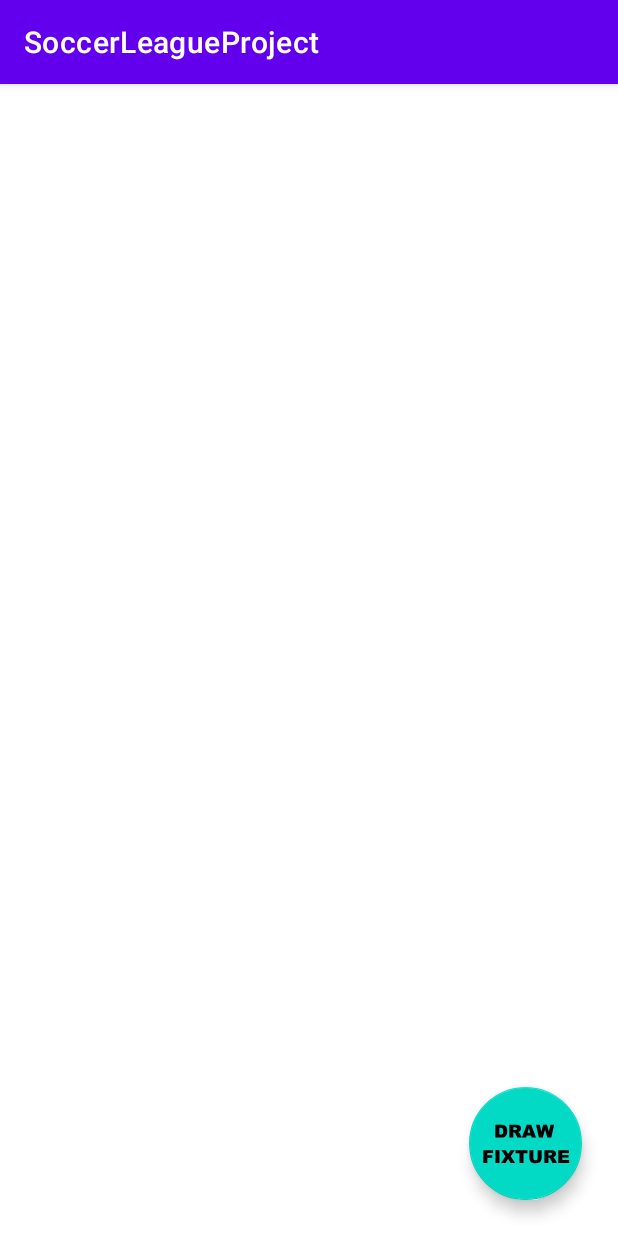
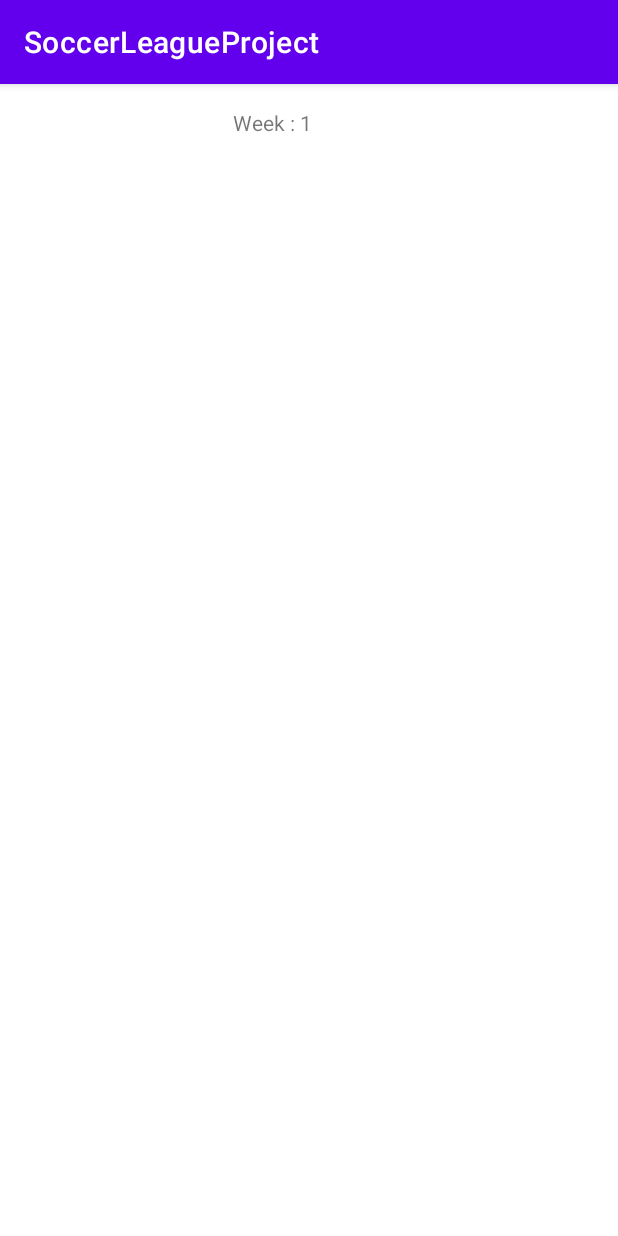
Before and after one commit to TolgaAlperKus/SoccerLeagueProject, an Android app: the screen it shows after launch (MainActivity before the commit, FixturesActivity after it), after a tap on "Draw Fixtures", on a phone screen of 412 x 824 dp. Run offline under Robolectric (Android 15) with nearby library versions, the phone set to English and light mode, and no system bars; 1 statement that could not run was skipped.

Commit message:
initial commit

```diff
--- a/app/build.gradle
+++ b/app/build.gradle
@@ -34,6 +34,7 @@ def room_version = "2.3.0"
 dependencies {
 
     implementation "androidx.room:room-runtime:$room_version"
+    implementation 'androidx.legacy:legacy-support-v4:1.0.0'
     annotationProcessor "androidx.room:room-compiler:$room_version"
     implementation "androidx.room:room-rxjava2:$room_version"
 
--- a/app/src/main/AndroidManifest.xml
+++ b/app/src/main/AndroidManifest.xml
@@ -1,7 +1,8 @@
 <?xml version="1.0" encoding="utf-8"?>
 <manifest xmlns:android="http://schemas.android.com/apk/res/android"
     package="com.example.soccerleagueproject">
-    <uses-permission android:name="android.permission.INTERNET"></uses-permission>
+
+    <uses-permission android:name="android.permission.INTERNET" />
 
     <application
         android:allowBackup="true"
@@ -10,6 +11,7 @@
         android:roundIcon="@mipmap/ic_launcher_round"
         android:supportsRtl="true"
         android:theme="@style/Theme.SoccerLeagueProject">
+        <activity android:name=".view.FixturesActivity"></activity>
         <activity android:name=".view.MainActivity">
             <intent-filter>
                 <action android:name="android.intent.action.MAIN" />
--- /dev/null
+++ b/app/src/main/java/com/example/soccerleagueproject/adapter/FixtureFragmentCollectionAdapter.java
@@ -0,0 +1,32 @@
+package com.example.soccerleagueproject.adapter;
+
+import android.os.Bundle;
+
+import androidx.fragment.app.Fragment;
+import androidx.fragment.app.FragmentManager;
+import androidx.fragment.app.FragmentStatePagerAdapter;
+
+import com.example.soccerleagueproject.view.FixtureFragment;
+
+public class FixtureFragmentCollectionAdapter extends FragmentStatePagerAdapter {
+
+    public FixtureFragmentCollectionAdapter(FragmentManager fm) {
+        super(fm);
+    }
+
+    @Override
+    public Fragment getItem(int position) {
+        FixtureFragment fixtureFragment = new FixtureFragment();
+        Bundle bundle = new Bundle();
+        position = position+1;
+        bundle.putString("message","Week : " + position);
+        fixtureFragment.setArguments(bundle);
+
+        return fixtureFragment;
+    }
+
+    @Override
+    public int getCount() {
+        return 100;
+    }
+}
--- /dev/null
+++ b/app/src/main/java/com/example/soccerleagueproject/model/FixtureData.java
@@ -0,0 +1,4 @@
+package com.example.soccerleagueproject.model;
+
+public class FixtureData {
+}
--- /dev/null
+++ b/app/src/main/java/com/example/soccerleagueproject/model/FixtureModel.java
@@ -0,0 +1,19 @@
+package com.example.soccerleagueproject.model;
+
+import java.util.ArrayList;
+
+public class FixtureModel  {
+    private ArrayList<MatchModel> matchModelArrayList;
+
+    public FixtureModel(ArrayList<MatchModel> matchModelArrayList) {
+        this.matchModelArrayList = matchModelArrayList;
+    }
+    public MatchModel getMatch(int index){
+        return matchModelArrayList.get(index);
+    }
+    public void getAllMatches(){
+        for(MatchModel matchModel : matchModelArrayList){
+            System.out.println(matchModel);
+        }
+    }
+}
--- /dev/null
+++ b/app/src/main/java/com/example/soccerleagueproject/model/MatchModel.java
@@ -0,0 +1,14 @@
+package com.example.soccerleagueproject.model;
+
+public class MatchModel {
+    private String match;
+
+    public MatchModel(String match) {
+        this.match = match;
+    }
+
+    @Override
+    public String toString() {
+        return match;
+    }
+}
--- /dev/null
+++ b/app/src/main/java/com/example/soccerleagueproject/view/FixtureFragment.java
@@ -0,0 +1,32 @@
+package com.example.soccerleagueproject.view;
+
+import android.os.Bundle;
+
+import androidx.fragment.app.Fragment;
+
+import android.view.LayoutInflater;
+import android.view.View;
+import android.view.ViewGroup;
+import android.widget.TextView;
+
+import com.example.soccerleagueproject.R;
+
+public class FixtureFragment extends Fragment {
+
+    private TextView textView;
+
+    public FixtureFragment() {
+
+    }
+
+    @Override
+    public View onCreateView(LayoutInflater inflater, ViewGroup container,
+                             Bundle savedInstanceState) {
+        View view = inflater.inflate(R.layout.fragment_fixture,container,false);
+        textView = view.findViewById(R.id.fragment_fixture_week_textview);
+        String message = getArguments().getString("message");
+        textView.setText(message);
+
+        return view;
+    }
+}
--- /dev/null
+++ b/app/src/main/java/com/example/soccerleagueproject/view/FixturesActivity.java
@@ -0,0 +1,25 @@
+package com.example.soccerleagueproject.view;
+
+import androidx.appcompat.app.AppCompatActivity;
+import androidx.viewpager.widget.ViewPager;
+
+import android.os.Bundle;
+
+import com.example.soccerleagueproject.R;
+import com.example.soccerleagueproject.adapter.FixtureFragmentCollectionAdapter;
+
+public class FixturesActivity extends AppCompatActivity {
+
+    private ViewPager fixtureActivityViewPager;
+    private FixtureFragmentCollectionAdapter fixtureFragmentCollectionAdapter;
+
+    @Override
+    protected void onCreate(Bundle savedInstanceState) {
+        super.onCreate(savedInstanceState);
+        setContentView(R.layout.activity_fixtures);
+        fixtureActivityViewPager = findViewById(R.id.activity_fixtures_viewpager);
+        fixtureFragmentCollectionAdapter = new FixtureFragmentCollectionAdapter(getSupportFragmentManager());
+        fixtureActivityViewPager.setAdapter(fixtureFragmentCollectionAdapter);
+
+    }
+}
--- a/app/src/main/java/com/example/soccerleagueproject/view/MainActivity.java
+++ b/app/src/main/java/com/example/soccerleagueproject/view/MainActivity.java
@@ -2,13 +2,16 @@ package com.example.soccerleagueproject.view;
 
 import androidx.appcompat.app.AppCompatActivity;
 
+import android.content.Intent;
 import android.os.Bundle;
 import android.view.View;
 import android.widget.ArrayAdapter;
 import android.widget.ListView;
-import android.widget.Toast;
 
 import com.example.soccerleagueproject.R;
+import com.example.soccerleagueproject.adapter.FixtureFragmentCollectionAdapter;
+import com.example.soccerleagueproject.model.FixtureModel;
+import com.example.soccerleagueproject.model.MatchModel;
 import com.example.soccerleagueproject.model.TeamModel;
 import com.example.soccerleagueproject.service.SoccerApi;
 import com.google.gson.Gson;
@@ -29,6 +32,7 @@ public class MainActivity extends AppCompatActivity {
     Retrofit retrofit;
     ListView teamNamesListView;
     ArrayAdapter arrayAdapter;
+
 
     @Override
     protected void onCreate(Bundle savedInstanceState) {
@@ -78,20 +82,24 @@ public class MainActivity extends AppCompatActivity {
         int roundCount=(teamSize-1)*2;
         // Bir round'da ne kadar maç oynanır
         int matchCountPerRound=teamSize/2;
+        ArrayList<FixtureModel> fixtureModelArrayList = new ArrayList<>();
 
         for (int i = 0; i < roundCount; i++) {
 
             System.out.println((i+1)+".nci Hafta:");
+            ArrayList<MatchModel> matchModels = new ArrayList<MatchModel>();
 
             for(int j=0;j<matchCountPerRound;j++){
 
                 int firstIndex=j;
                 int secondIndex=(teamSize-1)-j;
 
-                System.out.println(teamModels.get(firstIndex)
-                        +"-"+teamModels.get(secondIndex));
-
+                //System.out.println(teamModels.get(firstIndex) +"-"+teamModels.get(secondIndex));
+                MatchModel match = new MatchModel(teamModels.get(firstIndex) +"-"+teamModels.get(secondIndex));
+                matchModels.add(match);
             }
+            FixtureModel fixtureModel = new FixtureModel(matchModels);
+            fixtureModelArrayList.add(fixtureModel);
 
             // İlk eleman sabit olacak şekilde elamanları kaydırıyoruz
             ArrayList<TeamModel> newList=new ArrayList<TeamModel>();
@@ -113,6 +121,9 @@ public class MainActivity extends AppCompatActivity {
 
         System.out.println("Toplam Hafta Sayısı : "+roundCount);
         System.out.println("Bir Haftadaki Maç Sayısı:  "+matchCountPerRound);
+        Intent intent = new Intent(MainActivity.this,FixturesActivity.class);
+        startActivity(intent);
+
 
     }
 }
--- /dev/null
+++ b/app/src/main/res/layout/activity_fixtures.xml
@@ -0,0 +1,13 @@
+<?xml version="1.0" encoding="utf-8"?>
+<androidx.constraintlayout.widget.ConstraintLayout xmlns:android="http://schemas.android.com/apk/res/android"
+    xmlns:app="http://schemas.android.com/apk/res-auto"
+    xmlns:tools="http://schemas.android.com/tools"
+    android:layout_width="match_parent"
+    android:layout_height="match_parent"
+    tools:context=".view.FixturesActivity">
+    <androidx.viewpager.widget.ViewPager
+        android:layout_width="match_parent"
+        android:layout_height="match_parent"
+        android:id="@+id/activity_fixtures_viewpager"/>
+
+</androidx.constraintlayout.widget.ConstraintLayout>
--- /dev/null
+++ b/app/src/main/res/layout/fragment_fixture.xml
@@ -0,0 +1,30 @@
+<?xml version="1.0" encoding="utf-8"?>
+<androidx.constraintlayout.widget.ConstraintLayout xmlns:android="http://schemas.android.com/apk/res/android"
+    xmlns:app="http://schemas.android.com/apk/res-auto"
+    xmlns:tools="http://schemas.android.com/tools"
+    android:layout_width="match_parent"
+    android:layout_height="match_parent"
+    tools:context=".view.FixtureFragment">
+
+
+    <ListView
+        android:id="@+id/fragment_fixture_fixturelist"
+        android:layout_width="match_parent"
+        android:layout_height="460dp"
+        android:layout_marginTop="4dp"
+        app:layout_constraintBottom_toBottomOf="parent"
+        app:layout_constraintEnd_toEndOf="parent"
+        app:layout_constraintStart_toStartOf="parent"
+        app:layout_constraintTop_toBottomOf="@+id/fragment_fixture_week_textview" />
+
+    <TextView
+        android:id="@+id/fragment_fixture_week_textview"
+        android:layout_width="100dp"
+        android:layout_height="51dp"
+        android:layout_marginTop="16dp"
+        android:text="@string/fragment_fixture_week_textview_string"
+        app:layout_constraintEnd_toEndOf="parent"
+        app:layout_constraintHorizontal_bias="0.498"
+        app:layout_constraintStart_toStartOf="parent"
+        app:layout_constraintTop_toTopOf="parent" />
+</androidx.constraintlayout.widget.ConstraintLayout>
--- a/app/src/main/res/values/strings.xml
+++ b/app/src/main/res/values/strings.xml
@@ -2,4 +2,7 @@
     <string name="app_name">SoccerLeagueProject</string>
     <string name="row_layout_name_textview_text">Team Name</string>
     <string name="activity_main_draw_fixtures_floating_button_desc_string">Draw Fixtures</string>
+    <!-- TODO: Remove or change this placeholder text -->
+    <string name="hello_blank_fragment">Hello blank fragment</string>
+    <string name="fragment_fixture_week_textview_string">"Week : "</string>
 </resources>
```
